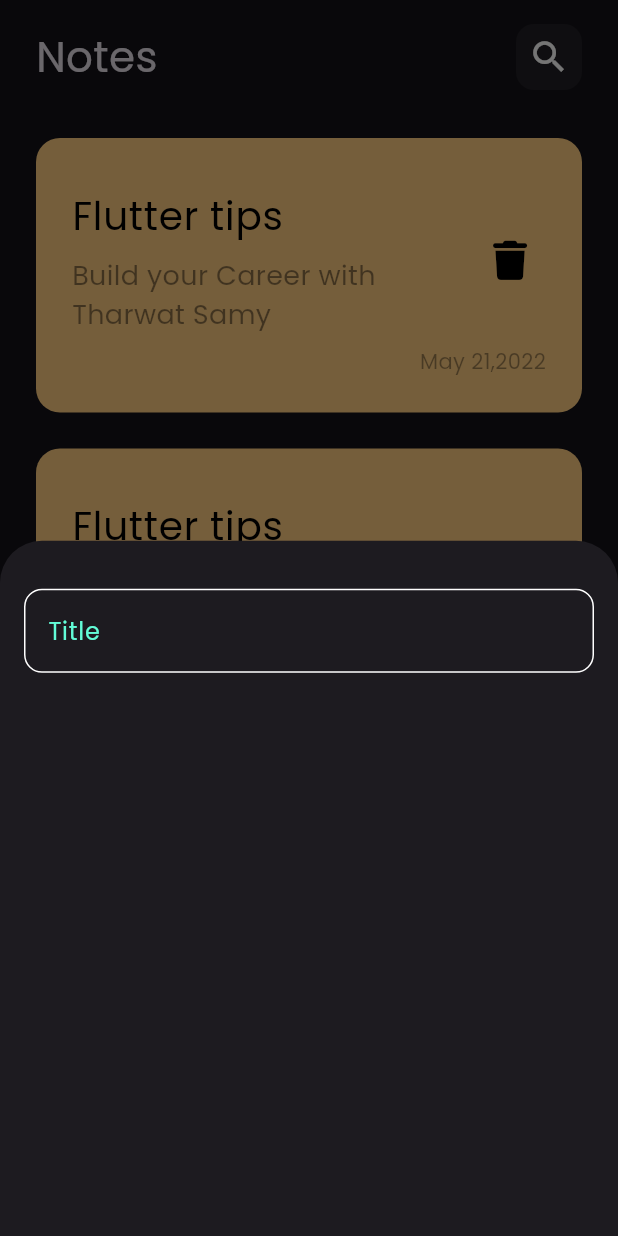
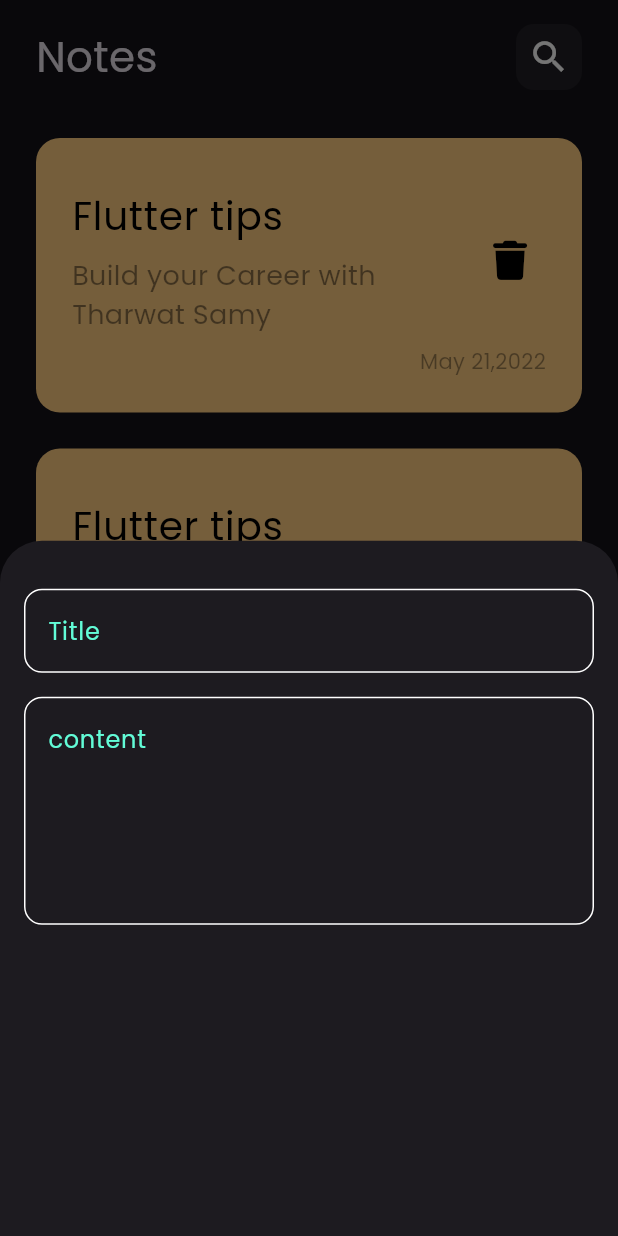
Before and after one commit to As-tra/notes_app, a Flutter app: the screen it shows after launch, after a tap on the "add" icon, on a phone screen of 412 x 824 dp. Run offline on Flutter 3.47's test engine with Material 3 defaults, Android fonts, the phone set to English and light mode, and no system bars; our stand-ins replace font_awesome_flutter.

Commit message:
add fields to notes bottom sheet

```diff
--- a/lib/views/widgets/add_note_bottom_sheet.dart
+++ b/lib/views/widgets/add_note_bottom_sheet.dart
@@ -16,6 +16,13 @@ class AddNoteBottomSheet extends StatelessWidget {
           CustomTextField(
             hintText: 'Title',
           ),
+          SizedBox(
+            height: 16,
+          ),
+          CustomTextField(
+            hintText: 'content',
+            numOfLines: 5,
+          ),
         ],
       ),
     );
--- a/lib/views/widgets/custom_text_field.dart
+++ b/lib/views/widgets/custom_text_field.dart
@@ -3,14 +3,17 @@ import 'package:note_offline/constants.dart';
 
 class CustomTextField extends StatelessWidget {
   final String hintText;
+  final int numOfLines;
   const CustomTextField({
     super.key,
     required this.hintText,
+    this.numOfLines = 1,
   });
 
   @override
   Widget build(BuildContext context) {
     return TextField(
+      maxLines: numOfLines,
       cursorColor: kPrimaryColor,
       decoration: InputDecoration(
         hintText: hintText,
```
